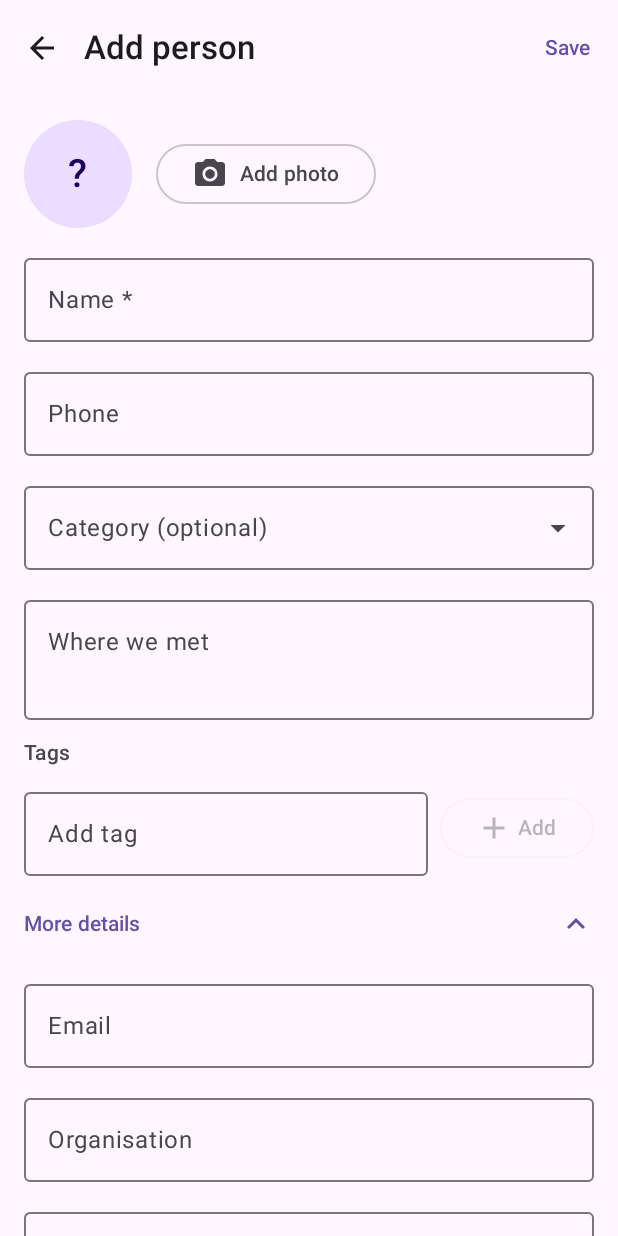
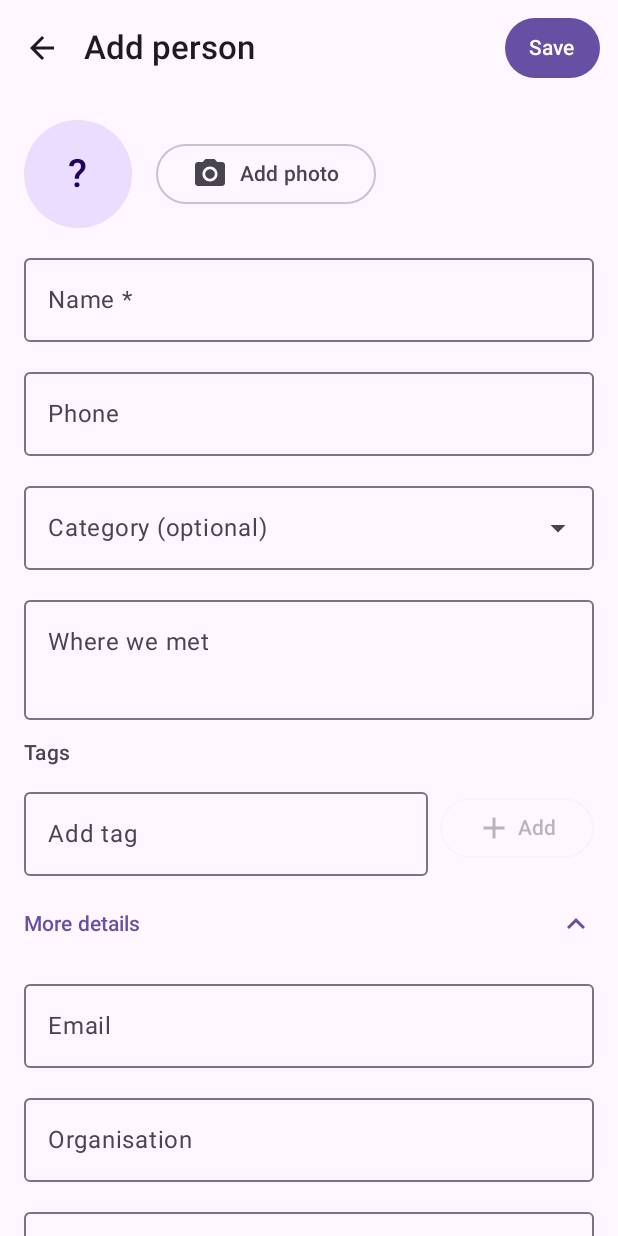
Before and after one commit to t-aayu/NexusOS, an Android app built with Jetpack Compose: the screen it shows after launch (MainActivity), after a tap on "More details", on a phone screen of 412 x 824 dp. Run offline under Robolectric (Android 15) with nearby library versions, the phone set to English and light mode, and no system bars; our stand-ins replace Navigation 3; 3 other taps on this screen came first.

Commit message:
feat: add Other details, IME-aware form scroll, and prominent Save button (v1.0.7)

```diff
--- a/app/build.gradle.kts
+++ b/app/build.gradle.kts
@@ -20,8 +20,8 @@ android {
     applicationId = "com.nexus.prm"
     minSdk = 24
     targetSdk = 36
-    versionCode = 13
-    versionName = "1.0.6"
+    versionCode = 14
+    versionName = "1.0.7"
   }
 
   signingConfigs {
--- a/app/src/main/kotlin/com/nexus/prm/data/DirectoryRepository.kt
+++ b/app/src/main/kotlin/com/nexus/prm/data/DirectoryRepository.kt
@@ -371,6 +371,7 @@ class LocalDirectoryRepository(
       serviceBatch = profile.serviceBatch.trim(),
       foundationCourseBatch = profile.foundationCourseBatch.trim(),
       trainingGroup = profile.trainingGroup.trim(),
+      otherDetails = profile.otherDetails.trim(),
       tags = DirectorySearch.normalizeTags(profile.tags, existingProfiles),
     )
   }
--- a/app/src/main/kotlin/com/nexus/prm/data/DirectorySearch.kt
+++ b/app/src/main/kotlin/com/nexus/prm/data/DirectorySearch.kt
@@ -30,6 +30,7 @@ object DirectorySearch {
       add(profile.organisation)
       add(profile.trainingGroup)
       add(profile.whereWeMet)
+      add(profile.otherDetails)
       add(profile.categoryLabel().orEmpty())
       addAll(profile.tags)
       addAll(groupNames)
--- a/app/src/main/kotlin/com/nexus/prm/data/PersonProfile.kt
+++ b/app/src/main/kotlin/com/nexus/prm/data/PersonProfile.kt
@@ -124,6 +124,7 @@ data class PersonProfile(
   val serviceBatch: String = "",
   val foundationCourseBatch: String = "",
   val trainingGroup: String = "",
+  val otherDetails: String = "",
   val tags: List<String> = emptyList(),
   val postings: List<PostingEntry> = emptyList(),
   val introductions: List<IntroductionRecord> = emptyList(),
--- a/app/src/main/kotlin/com/nexus/prm/data/RestoreMerger.kt
+++ b/app/src/main/kotlin/com/nexus/prm/data/RestoreMerger.kt
@@ -140,6 +140,7 @@ object RestoreMerger {
         serviceBatch = local.serviceBatch.ifBlank { incoming.serviceBatch },
         foundationCourseBatch = local.foundationCourseBatch.ifBlank { incoming.foundationCourseBatch },
         trainingGroup = local.trainingGroup.ifBlank { incoming.trainingGroup },
+        otherDetails = local.otherDetails.ifBlank { incoming.otherDetails },
         isFavourite = local.isFavourite,
         tags = DirectorySearch.normalizeTags(local.tags + incoming.tags, mergedById.values.toList()),
         postings = mergedPostings,
--- a/app/src/main/kotlin/com/nexus/prm/ui/profile/PersonDetailScreen.kt
+++ b/app/src/main/kotlin/com/nexus/prm/ui/profile/PersonDetailScreen.kt
@@ -265,6 +265,13 @@ fun PersonDetailScreen(
 
       if (moreDetails.isNotEmpty()) {
         DetailSectionCard(title = "More details", rows = moreDetails)
+      }
+
+      if (profile.otherDetails.isNotBlank()) {
+        DetailSectionCard(
+          title = "Other details",
+          rows = listOf("Notes" to profile.otherDetails),
+        )
       }
 
       // Posting and role history
--- a/app/src/main/kotlin/com/nexus/prm/ui/profile/PersonEditScreen.kt
+++ b/app/src/main/kotlin/com/nexus/prm/ui/profile/PersonEditScreen.kt
@@ -10,14 +10,20 @@ import androidx.compose.foundation.layout.Arrangement
 import androidx.compose.foundation.layout.Column
 import androidx.compose.foundation.layout.ExperimentalLayoutApi
 import androidx.compose.foundation.layout.FlowRow
+import androidx.compose.foundation.layout.PaddingValues
 import androidx.compose.foundation.layout.Row
 import androidx.compose.foundation.layout.Spacer
+import androidx.compose.foundation.layout.consumeWindowInsets
 import androidx.compose.foundation.layout.fillMaxSize
 import androidx.compose.foundation.layout.fillMaxWidth
 import androidx.compose.foundation.layout.height
+import androidx.compose.foundation.layout.imePadding
 import androidx.compose.foundation.layout.padding
 import androidx.compose.foundation.layout.width
+import androidx.compose.foundation.relocation.BringIntoViewRequester
+import androidx.compose.foundation.relocation.bringIntoViewRequester
 import androidx.compose.foundation.rememberScrollState
+import androidx.compose.foundation.text.KeyboardActions
 import androidx.compose.foundation.text.KeyboardOptions
 import androidx.compose.foundation.verticalScroll
 import androidx.compose.material.icons.Icons
@@ -30,6 +36,7 @@ import androidx.compose.material.icons.filled.ExpandMore
 import androidx.compose.material.icons.filled.PhotoCamera
 import androidx.compose.material3.AlertDialog
 import androidx.compose.material3.Button
+import androidx.compose.material3.ButtonDefaults
 import androidx.compose.material3.DropdownMenuItem
 import androidx.compose.material3.ExperimentalMaterial3Api
 import androidx.compose.material3.ExposedDropdownMenuBox
@@ -60,11 +67,16 @@ import androidx.compose.runtime.saveable.rememberSaveable
 import androidx.compose.runtime.setValue
 import androidx.compose.ui.Alignment
 import androidx.compose.ui.Modifier
+import androidx.compose.ui.composed
+import androidx.compose.ui.focus.FocusDirection
 import androidx.compose.ui.focus.FocusRequester
 import androidx.compose.ui.focus.focusRequester
+import androidx.compose.ui.focus.onFocusEvent
 import androidx.compose.ui.platform.LocalContext
+import androidx.compose.ui.platform.LocalFocusManager
 import androidx.compose.ui.platform.LocalSoftwareKeyboardController
 import androidx.compose.ui.text.font.FontWeight
+import androidx.compose.ui.text.input.ImeAction
 import androidx.compose.ui.text.input.KeyboardCapitalization
 import androidx.compose.ui.text.input.KeyboardType
 import androidx.compose.ui.unit.dp
@@ -105,6 +117,7 @@ data class PersonEditDraft(
   val serviceBatch: String = "",
   val foundationCourseBatch: String = "",
   val trainingGroup: String = "",
+  val otherDetails: String = "",
   val existingPhotoFileName: String? = null,
   val pendingPhotoTempPath: String? = null,
   val removePhoto: Boolean = false,
@@ -131,6 +144,7 @@ data class PersonEditDraft(
       serviceBatch = existing.serviceBatch,
       foundationCourseBatch = existing.foundationCourseBatch,
       trainingGroup = existing.trainingGroup,
+      otherDetails = existing.otherDetails,
       existingPhotoFileName = existing.photoFileName,
       tags = existing.tags,
       moreDetailsExpanded = listOf(
@@ -198,6 +212,7 @@ fun PersonEditScreen(
 ) {
   val context = LocalContext.current
   val scope = rememberCoroutineScope()
+  val focusManager = LocalFocusManager.current
   val keyboardController = LocalSoftwareKeyboardController.current
   val nameFocusRequester = remember { FocusRequester() }
   var hasFocusedName by rememberSaveable(profileId) { mutableStateOf(false) }
@@ -300,6 +315,7 @@ fun PersonEditScreen(
         serviceBatch = draft.serviceBatch,
         foundationCourseBatch = draft.foundationCourseBatch,
         trainingGroup = draft.trainingGroup,
+        otherDetails = draft.otherDetails,
         tags = draft.tags,
         photoFileName = if (draft.removePhoto) null else draft.existingPhotoFileName,
         isFavourite = base?.isFavourite ?: false,
@@ -355,7 +371,16 @@ fun PersonEditScreen(
           }
         },
         actions = {
-          TextButton(onClick = ::performSave, enabled = !isSaving && draft.isInitialized) {
+          Button(
+            onClick = ::performSave,
+            enabled = !isSaving && draft.isInitialized,
+            colors = ButtonDefaults.buttonColors(
+              containerColor = MaterialTheme.colorScheme.primary,
+              contentColor = MaterialTheme.colorScheme.onPrimary,
+            ),
+            contentPadding = PaddingValues(horizontal = 16.dp, vertical = 6.dp),
+            modifier = Modifier.padding(end = 8.dp),
+          ) {
             Text("Save", fontWeight = FontWeight.SemiBold)
           }
         },
@@ -368,6 +393,8 @@ fun PersonEditScreen(
       modifier = Modifier
         .fillMaxSize()
         .padding(innerPadding)
+        .consumeWindowInsets(innerPadding)
+        .imePadding()
         .verticalScroll(rememberScrollState())
         .padding(16.dp),
       verticalArrangement = Arrangement.spacedBy(12.dp),
@@ -416,10 +443,15 @@ fun PersonEditScreen(
         isError = nameError != null,
         supportingText = nameError?.let { msg -> { Text(msg) } },
         singleLine = true,
-        keyboardOptions = KeyboardOptions(capitalization = KeyboardCapitalization.Words),
+        keyboardOptions = KeyboardOptions(
+          capitalization = KeyboardCapitalization.Words,
+          imeAction = ImeAction.Next,
+        ),
+        keyboardActions = KeyboardActions(onNext = { focusManager.moveFocus(FocusDirection.Down) }),
         modifier = Modifier
           .fillMaxWidth()
-          .focusRequester(nameFocusRequester),
+          .focusRequester(nameFocusRequester)
+          .bringIntoViewOnFocus(),
       )
 
       OutlinedTextField(
@@ -427,8 +459,14 @@ fun PersonEditScreen(
         onValueChange = { draft = draft.copy(phone = it) },
         label = { Text("Phone") },
         singleLine = true,
-        keyboardOptions = KeyboardOptions(keyboardType = KeyboardType.Phone),
-        modifier = Modifier.fillMaxWidth(),
+        keyboardOptions = KeyboardOptions(
+          keyboardType = KeyboardType.Phone,
+          imeAction = ImeAction.Next,
+        ),
+        keyboardActions = KeyboardActions(onNext = { focusManager.moveFocus(FocusDirection.Down) }),
+        modifier = Modifier
+          .fillMaxWidth()
+          .bringIntoViewOnFocus(),
       )
 
       val trimmedCategoryQuery = draft.categoryQuery.trim()
@@ -541,7 +579,9 @@ fun PersonEditScreen(
         minLines = 2,
         maxLines = 4,
         keyboardOptions = KeyboardOptions(capitalization = KeyboardCapitalization.Sentences),
-        modifier = Modifier.fillMaxWidth(),
+        modifier = Modifier
+          .fillMaxWidth()
+          .bringIntoViewOnFocus(),
       )
 
       Column(verticalArrangement = Arrangement.spacedBy(8.dp)) {
@@ -560,7 +600,11 @@ fun PersonEditScreen(
             onValueChange = { draft = draft.copy(tagInput = it) },
             label = { Text("Add tag") },
             singleLine = true,
-            modifier = Modifier.weight(1f),
+            keyboardOptions = KeyboardOptions(imeAction = ImeAction.Next),
+            keyboardActions = KeyboardActions(onNext = { focusManager.moveFocus(FocusDirection.Down) }),
+            modifier = Modifier
+              .weight(1f)
+              .bringIntoViewOnFocus(),
           )
           OutlinedButton(
             onClick = {
@@ -634,70 +678,93 @@ fun PersonEditScreen(
 
       AnimatedVisibility(visible = draft.moreDetailsExpanded) {
         Column(verticalArrangement = Arrangement.spacedBy(12.dp)) {
+          val nextFocusAction = KeyboardActions(onNext = { focusManager.moveFocus(FocusDirection.Down) })
           OutlinedTextField(
             value = draft.email,
             onValueChange = { draft = draft.copy(email = it) },
             label = { Text("Email") },
             singleLine = true,
-            keyboardOptions = KeyboardOptions(keyboardType = KeyboardType.Email),
-            modifier = Modifier.fillMaxWidth(),
+            keyboardOptions = KeyboardOptions(keyboardType = KeyboardType.Email, imeAction = ImeAction.Next),
+            keyboardActions = nextFocusAction,
+            modifier = Modifier.fillMaxWidth().bringIntoViewOnFocus(),
           )
           OutlinedTextField(
             value = draft.organisation,
             onValueChange = { draft = draft.copy(organisation = it) },
             label = { Text("Organisation") },
             singleLine = true,
-            keyboardOptions = KeyboardOptions(capitalization = KeyboardCapitalization.Words),
-            modifier = Modifier.fillMaxWidth(),
+            keyboardOptions = KeyboardOptions(capitalization = KeyboardCapitalization.Words, imeAction = ImeAction.Next),
+            keyboardActions = nextFocusAction,
+            modifier = Modifier.fillMaxWidth().bringIntoViewOnFocus(),
           )
           OutlinedTextField(
             value = draft.designation,
             onValueChange = { draft = draft.copy(designation = it) },
             label = { Text("Designation") },
             singleLine = true,
-            keyboardOptions = KeyboardOptions(capitalization = KeyboardCapitalization.Words),
-            modifier = Modifier.fillMaxWidth(),
+            keyboardOptions = KeyboardOptions(capitalization = KeyboardCapitalization.Words, imeAction = ImeAction.Next),
+            keyboardActions = nextFocusAction,
+            modifier = Modifier.fillMaxWidth().bringIntoViewOnFocus(),
           )
           OutlinedTextField(
             value = draft.service,
             onValueChange = { draft = draft.copy(service = it) },
             label = { Text("Service") },
             singleLine = true,
-            keyboardOptions = KeyboardOptions(capitalization = KeyboardCapitalization.Characters),
-            modifier = Modifier.fillMaxWidth(),
+            keyboardOptions = KeyboardOptions(capitalization = KeyboardCapitalization.Characters, imeAction = ImeAction.Next),
+            keyboardActions = nextFocusAction,
+            modifier = Modifier.fillMaxWidth().bringIntoViewOnFocus(),
           )
           OutlinedTextField(
             value = draft.cadre,
             onValueChange = { draft = draft.copy(cadre = it) },
             label = { Text("Cadre") },
             singleLine = true,
-            keyboardOptions = KeyboardOptions(capitalization = KeyboardCapitalization.Words),
-            modifier = Modifier.fillMaxWidth(),
+            keyboardOptions = KeyboardOptions(capitalization = KeyboardCapitalization.Words, imeAction = ImeAction.Next),
+            keyboardActions = nextFocusAction,
+            modifier = Modifier.fillMaxWidth().bringIntoViewOnFocus(),
           )
           OutlinedTextField(
             value = draft.serviceBatch,
             onValueChange = { draft = draft.copy(serviceBatch = it) },
             label = { Text("Service batch") },
             singleLine = true,
-            modifier = Modifier.fillMaxWidth(),
+            keyboardOptions = KeyboardOptions(imeAction = ImeAction.Next),
+            keyboardActions = nextFocusAction,
+            modifier = Modifier.fillMaxWidth().bringIntoViewOnFocus(),
           )
           OutlinedTextField(
             value = draft.foundationCourseBatch,
             onValueChange = { draft = draft.copy(foundationCourseBatch = it) },
             label = { Text("Foundation Course batch") },
             singleLine = true,
-            modifier = Modifier.fillMaxWidth(),
+            keyboardOptions = KeyboardOptions(imeAction = ImeAction.Next),
+            keyboardActions = nextFocusAction,
+            modifier = Modifier.fillMaxWidth().bringIntoViewOnFocus(),
           )
           OutlinedTextField(
             value = draft.trainingGroup,
             onValueChange = { draft = draft.copy(trainingGroup = it) },
             label = { Text("Training group") },
             singleLine = true,
-            keyboardOptions = KeyboardOptions(capitalization = KeyboardCapitalization.Words),
-            modifier = Modifier.fillMaxWidth(),
+            keyboardOptions = KeyboardOptions(capitalization = KeyboardCapitalization.Words, imeAction = ImeAction.Next),
+            keyboardActions = nextFocusAction,
+            modifier = Modifier.fillMaxWidth().bringIntoViewOnFocus(),
           )
         }
       }
+
+      OutlinedTextField(
+        value = draft.otherDetails,
+        onValueChange = { draft = draft.copy(otherDetails = it) },
+        label = { Text("Other details") },
+        minLines = 3,
+        maxLines = 6,
+        keyboardOptions = KeyboardOptions(capitalization = KeyboardCapitalization.Sentences),
+        modifier = Modifier
+          .fillMaxWidth()
+          .bringIntoViewOnFocus(),
+      )
 
       Spacer(modifier = Modifier.height(8.dp))
       Button(
@@ -707,7 +774,7 @@ fun PersonEditScreen(
       ) {
         Text(if (profileId == null) "Save person" else "Save changes")
       }
-      Spacer(modifier = Modifier.height(16.dp))
+      Spacer(modifier = Modifier.height(24.dp))
     }
   }
 
@@ -762,3 +829,17 @@ fun PersonEditScreen(
     )
   }
 }
+
+private fun Modifier.bringIntoViewOnFocus(): Modifier = composed {
+  val bringIntoViewRequester = remember { BringIntoViewRequester() }
+  val scope = rememberCoroutineScope()
+  this
+    .bringIntoViewRequester(bringIntoViewRequester)
+    .onFocusEvent { focusState ->
+      if (focusState.isFocused) {
+        scope.launch {
+          bringIntoViewRequester.bringIntoView()
+        }
+      }
+    }
+}
```
Also changed, not shown: 1 other file.
